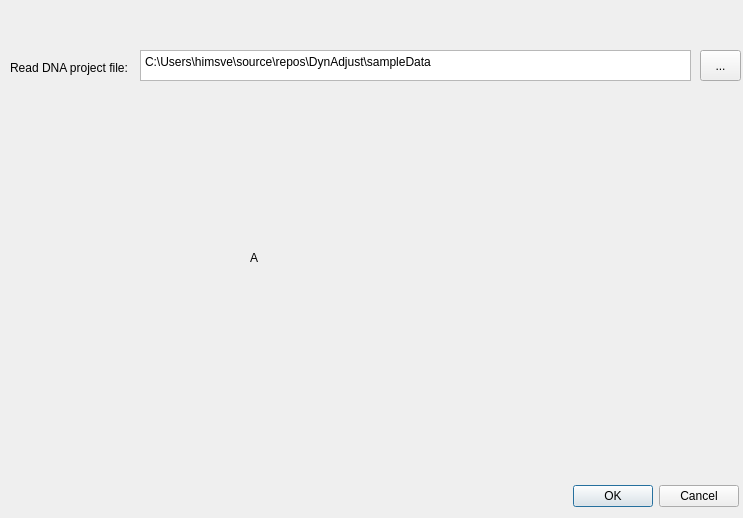
This is dynadjustplugin/dynadjustplugin_dialog_base.ui in kartverket/DynAdjust-QGIS-plugin as Qt 5 draws it before an edit. The edited form follows.
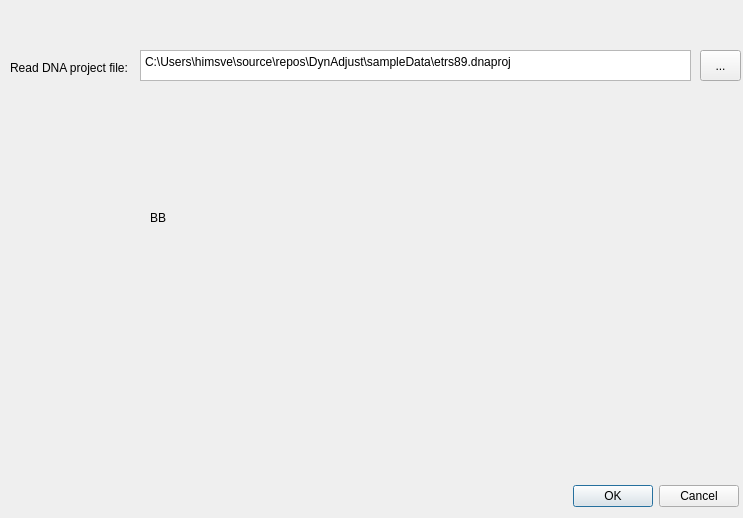
This is the edited form.

```diff
--- a/dynadjustplugin/dynadjustplugin_dialog_base.ui
+++ b/dynadjustplugin/dynadjustplugin_dialog_base.ui
@@ -71,7 +71,7 @@
 li.unchecked::marker { content: &quot;\2610&quot;; }
 li.checked::marker { content: &quot;\2612&quot;; }
 &lt;/style&gt;&lt;/head&gt;&lt;body style=&quot; font-family:'Segoe UI'; font-size:9pt; font-weight:400; font-style:normal;&quot;&gt;
-&lt;p style=&quot; margin-top:0px; margin-bottom:0px; margin-left:0px; margin-right:0px; -qt-block-indent:0; text-indent:0px;&quot;&gt;C:\Users\himsve\source\repos\DynAdjust\sampleData&lt;/p&gt;&lt;/body&gt;&lt;/html&gt;</string>
+&lt;p style=&quot; margin-top:0px; margin-bottom:0px; margin-left:0px; margin-right:0px; -qt-block-indent:0; text-indent:0px;&quot;&gt;C:\Users\himsve\source\repos\DynAdjust\sampleData\etrs89.dnaproj&lt;/p&gt;&lt;/body&gt;&lt;/html&gt;</string>
    </property>
    <property name="overwriteMode">
     <bool>true</bool>
@@ -99,14 +99,14 @@
   <widget class="QLabel" name="label_2">
    <property name="geometry">
     <rect>
-     <x>250</x>
-     <y>250</y>
+     <x>150</x>
+     <y>210</y>
      <width>49</width>
      <height>16</height>
     </rect>
    </property>
    <property name="text">
-    <string>A</string>
+    <string>BB</string>
    </property>
   </widget>
  </widget>
```
